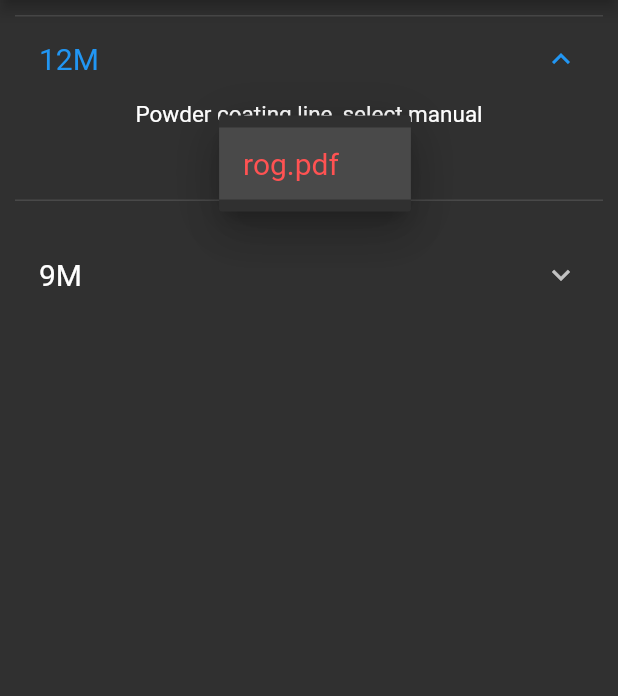
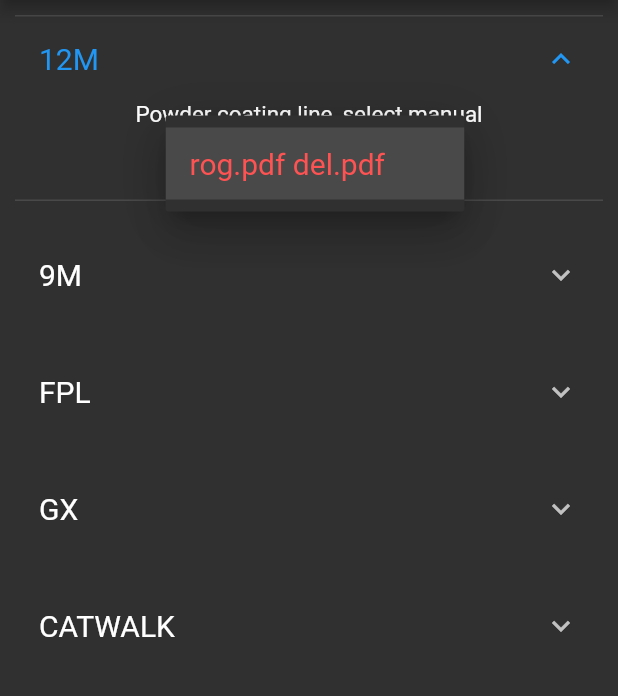
Before and after one commit to vjkxtz/Flutter_pdf, a Flutter app: the screen it shows after launch, after a tap on "12M", after a tap on the "arrow downward" icon, on a phone screen of 412 x 824 dp, the part 84-780 px from its top. Run offline on Flutter 3.47's test engine with Material 2 defaults, Android fonts, the phone set to English and light mode, and no system bars; missing offline and left inert: flutter_pdfview.

Commit message:
Update assetsname.dart

```diff
--- a/lib/assetsname.dart
+++ b/lib/assetsname.dart
@@ -17,12 +17,27 @@ final assetsname = [
   new Assetsname(
     linename: "12M",
     description: "Powder coating line, select manual",
-    line: "rog.pdf",
+    line: "rog.pdf del.pdf ",
   ),
   new Assetsname(
     linename: "9M",
     description: "Powder coating line, select manual",
     line: "del.pdf",
-  )
+  ),
+  new Assetsname(
+    linename: "FPL",
+    description: "Powder coating line, select manual",
+    line: "del.pdf",
+  ),
+  new Assetsname(
+    linename: "GX",
+    description: "Gasperini rollformer, select manual",
+    line: "del.pdf",
+  ),
+  new Assetsname(
+    linename: "CATWALK",
+    description: "Gasperini rollformer, select manual",
+    line: "del.pdf",
+  ),
 
 ];
```
